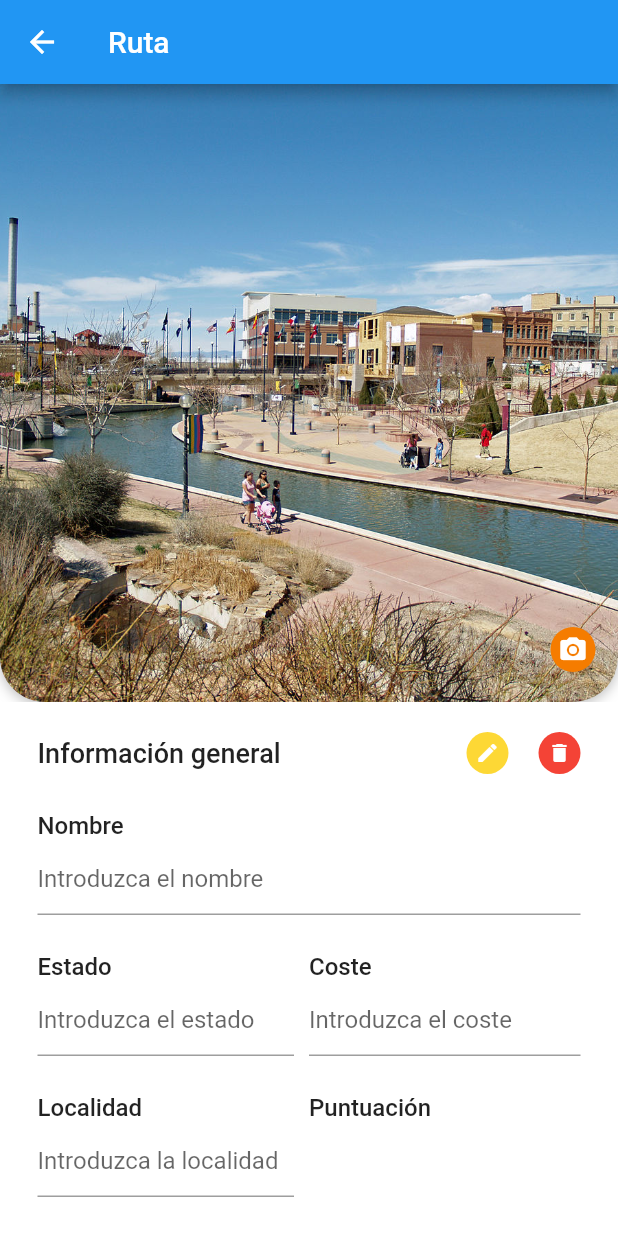
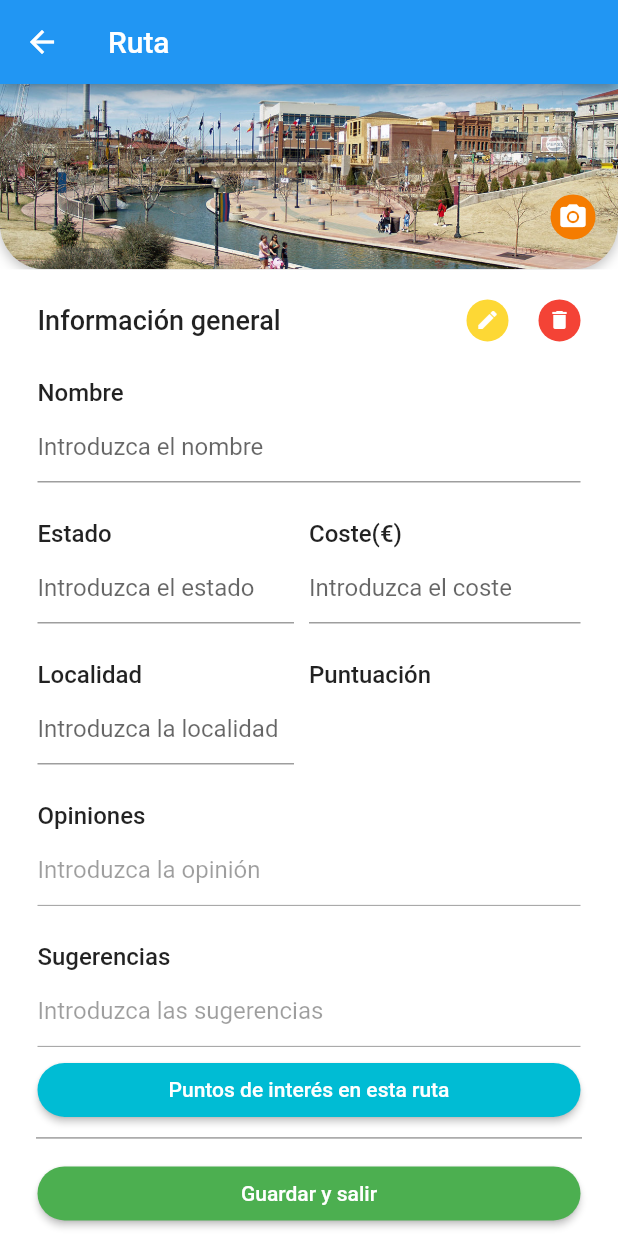
Before and after one commit to danielloroduran/Gestion-de-circuitos-turisticos-Flutter, a Flutter app: the DetallesRuta screen opened directly, on a phone screen of 412 x 824 dp. Run offline on Flutter 3.47's test engine with Material 2 defaults, Android fonts, the phone set to English and light mode, and no system bars; statements that could not run were skipped.

Commit message:
Pequeños detalles

```diff
--- a/lib/datos/datosprueba.dart
+++ b/lib/datos/datosprueba.dart
@@ -113,12 +113,12 @@ class DatosPrueba{
 
     rutas = new List<Ruta>();
 
-    Ruta ruta1 = new Ruta("Ruta turística", "Contratada", "50€", "Opiniones de ruta 1", "Sugerencias de ruta 1", "Ciudad Real", "10:00", "14:00", "imagenes/ciudadreal.jpg", "21/05/2020", 0);
-		Ruta ruta2 = new Ruta("Ruta grastronómica", "Realizada", "100€", "Opiniones de ruta 2", "Sugerencias de ruta 2", "Malagón", "9:00", "15:00", "imagenes/malagon.jpg", "20/05/2020", 4);
-		Ruta ruta3 = new Ruta("Ruta cultural", "Nueva", "50€", "Opiniones de ruta 3", "Sugerencias de ruta 3", "Miguelturra", "8:00", "12:00", "imagenes/miguelturra.jpg", "19/05/2020", 3);
-		Ruta ruta4 = new Ruta("Ruta relajada", "Nueva", "100€", "Opiniones de ruta 4", "Sugerencias de ruta 4", "Puertollano", "16:00", "20:00", "imagenes/puertollano.jpg", "18/05/2020", 2);
-		Ruta ruta5 = new Ruta("Ruta cultural", "Nueva", "50€", "Opiniones de ruta 5", "Sugerencias de ruta 5", "Fuente el Fresno", "15:00", "21:00", "imagenes/fuenteelfresno.jpg", "17/05/2020", 1);
-		Ruta ruta6 = new Ruta("Ruta cultural", "Contratada", "100€", "Opiniones de ruta 6", "Sugerencias de ruta 6", "Los Cortijos", "8:30", "12:30", "imagenes/loscortijos.jpg", "16/05/2020", 0);
+    Ruta ruta1 = new Ruta("Ruta turística", "Contratada", 50, "Opiniones de ruta 1", "Sugerencias de ruta 1", "Ciudad Real", "10:00", "14:00", "imagenes/ciudadreal.jpg", "21/05/2020", 25554, 0);
+		Ruta ruta2 = new Ruta("Ruta grastronómica", "Realizada", 100, "Opiniones de ruta 2", "Sugerencias de ruta 2", "Malagón", "9:00", "15:00", "imagenes/malagon.jpg", "20/05/2020", 34111, 4);
+		Ruta ruta3 = new Ruta("Ruta cultural", "Nueva", 50, "Opiniones de ruta 3", "Sugerencias de ruta 3", "Miguelturra", "8:00", "12:00", "imagenes/miguelturra.jpg", "19/05/2020", null, 3);
+		Ruta ruta4 = new Ruta("Ruta relajada", "Nueva", 100, "Opiniones de ruta 4", "Sugerencias de ruta 4", "Puertollano", "16:00", "20:00", "imagenes/puertollano.jpg", "18/05/2020", null, 2);
+		Ruta ruta5 = new Ruta("Ruta cultural", "Nueva", 50, "Opiniones de ruta 5", "Sugerencias de ruta 5", "Fuente el Fresno", "15:00", "21:00", "imagenes/fuenteelfresno.jpg", "17/05/2020", null, 1);
+		Ruta ruta6 = new Ruta("Ruta cultural", "Contratada", 100, "Opiniones de ruta 6", "Sugerencias de ruta 6", "Los Cortijos", "8:30", "12:30", "imagenes/loscortijos.jpg", "16/05/2020", 35412, 0);
 
     ruta1.grupoTurista.add(gt1);
     ruta1.setTuristasTotal();
--- a/lib/modelos/ruta.dart
+++ b/lib/modelos/ruta.dart
@@ -6,7 +6,7 @@ class Ruta{
 
   String _nombre;
   String _estado;
-  String _coste;
+  double _coste;
   int _personas;
   String _opiniones;
   String _sugerencias;
@@ -14,6 +14,7 @@ class Ruta{
   String _horaInicio;
   String _horaFin;
   String _fecha;
+  int _reserva;
   int _puntuacion;
   String _foto;
   List<PuntoInteres> _puntoInteres;
@@ -21,7 +22,7 @@ class Ruta{
 
   int _turistasTotal = 0;
 
-  Ruta(String nombre, String estado, String coste, String opiniones, String sugerencias, String localidad, String horaInicio, String horaFin, String foto, String fecha, int puntuacion) {
+  Ruta(String nombre, String estado, double coste, String opiniones, String sugerencias, String localidad, String horaInicio, String horaFin, String foto, String fecha, int reserva, int puntuacion) {
     this._nombre = nombre;
     this._estado = estado;
     this._coste = coste;
@@ -31,6 +32,7 @@ class Ruta{
     this._horaInicio = horaInicio;
     this._horaFin = horaFin;
     this._fecha = fecha;
+    this._reserva = reserva;
     this._foto = foto;
     this._puntuacion = puntuacion;
     this._puntoInteres = new List<PuntoInteres>();
@@ -39,7 +41,7 @@ class Ruta{
 
   String get nombre => _nombre;
   String get estado => _estado;
-  String get coste => _coste;
+  double get coste => _coste;
   int get personas => _personas;
   String get opiniones => _opiniones;
   String get sugerencias => _sugerencias;
@@ -47,6 +49,7 @@ class Ruta{
   String get horaInicio => _horaInicio;
   String get horaFin => _horaFin;
   String get fecha => _fecha;
+  int get reserva => _reserva;
   String get foto => _foto;
   int get puntuacion => _puntuacion;
   List get puntoInteres => _puntoInteres;
@@ -54,7 +57,7 @@ class Ruta{
 
   set nombre(String nombre) => _nombre = nombre;
   set estado(String estado) => _estado = estado;
-  set coste(String coste) => _coste = coste;
+  set coste(double coste) => _coste = coste;
   set personas(int personas) => _personas = personas;
   set opiniones(String opiniones) => _opiniones = opiniones;
   set sugerencias(String sugerencias) => _sugerencias = sugerencias;
@@ -62,6 +65,7 @@ class Ruta{
   set horaInicio(String horaInicio) => _horaInicio = horaInicio;
   set horaFin(String horaFin) => _horaFin = horaFin;
   set fecha(String fecha) => _fecha = fecha;
+  set reserva(int reserva) => _reserva = reserva;
   set foto(String foto) => _foto = foto;
   set puntuacion(int puntuacion) => _puntuacion = puntuacion;
   set puntoInteres(List<PuntoInteres> puntoInteres) => _puntoInteres = puntoInteres;
--- a/lib/secciones/detallesguia.dart
+++ b/lib/secciones/detallesguia.dart
@@ -93,7 +93,7 @@ class _DetallesGuiaState extends State<DetallesGuia> with SingleTickerProviderSt
             Column(
               children: <Widget>[
                 new Container(
-                  height: 250.0,
+                  height: 200.0,
                   color: Colors.white,
                   child: new Column(
                     children: <Widget>[
@@ -189,7 +189,7 @@ class _DetallesGuiaState extends State<DetallesGuia> with SingleTickerProviderSt
                         ),
                         Padding(
                           padding: EdgeInsets.only(
-                            left: 25.0, right: 25.0, top: .0),
+                            left: 25.0, right: 25.0, top: 2.0),
                             child: new Row(
                               mainAxisSize: MainAxisSize.max,
                               children: <Widget>[
--- a/lib/secciones/detallespuntointeres.dart
+++ b/lib/secciones/detallespuntointeres.dart
@@ -89,7 +89,8 @@ class _DetallesPuntoInteresState extends State<DetallesPuntoInteres> with Single
                 Stack(
                   children: <Widget>[
                     new Container(
-                      height: MediaQuery.of(context).size.width,
+                      height: MediaQuery.of(context).size.width * 0.30,
+                      width: MediaQuery.of(context).size.height,
                       decoration: BoxDecoration(
                         borderRadius: BorderRadius.circular(30.0),
                         boxShadow: [
--- a/lib/secciones/detallesruta.dart
+++ b/lib/secciones/detallesruta.dart
@@ -77,7 +77,8 @@ class _DetallesRutaState extends State<DetallesRuta>
                 Stack(
                   children: <Widget>[
                     new Container(
-                      height: MediaQuery.of(context).size.width,
+                      height: MediaQuery.of(context).size.width * 0.30,
+                      width: MediaQuery.of(context).size.height,
                       decoration: BoxDecoration(
                         borderRadius: BorderRadius.circular(30.0),
                         boxShadow: [
@@ -109,6 +110,7 @@ class _DetallesRutaState extends State<DetallesRuta>
                                 fontSize: 30.0,
                                 fontWeight: FontWeight.w500,
                                 letterSpacing: 1.2,
+                                backgroundColor: Colors.black45
                               ),
                             ),
                             Row(
@@ -118,6 +120,7 @@ class _DetallesRutaState extends State<DetallesRuta>
                                   style: TextStyle(
                                     color: Colors.white70,
                                     fontSize: 20.0,
+                                    backgroundColor: Colors.black
                                   )
                                 )
                               ],
@@ -234,7 +237,7 @@ class _DetallesRutaState extends State<DetallesRuta>
                                     Expanded(
                                       child: Container(
                                         child: new Text(
-                                          "Coste",
+                                          "Coste(€)",
                                           style: TextStyle(
                                               fontSize: 16.0,
                                               fontWeight: FontWeight.w500),
@@ -272,6 +275,7 @@ class _DetallesRutaState extends State<DetallesRuta>
                                           hintText: "Introduzca el coste",
                                         ),
                                         enabled: _editable,
+                                        keyboardType: TextInputType.number,
                                       ),
                                       flex: 2,
                                     ),
--- a/lib/secciones/detallesturista.dart
+++ b/lib/secciones/detallesturista.dart
@@ -75,7 +75,7 @@ class _DetallesGuiaState extends State<DetallesTurista> with SingleTickerProvide
             Column(
               children: <Widget>[
                 new Container(
-                  height: 250.0,
+                  height: 200.0,
                   color: Colors.white,
                   child: new Column(
                     children: <Widget>[
--- a/lib/secciones/detallesusuario.dart
+++ b/lib/secciones/detallesusuario.dart
@@ -57,7 +57,7 @@ class _DetallesUsuarioState extends State<DetallesUsuario> with SingleTickerProv
             Column(
               children: <Widget>[
                 new Container(
-                  height: 250.0,
+                  height: 200.0,
                   color: Colors.white,
                   child: new Column(
                     children: <Widget>[
@@ -153,7 +153,7 @@ class _DetallesUsuarioState extends State<DetallesUsuario> with SingleTickerProv
                         ),
                         Padding(
                           padding: EdgeInsets.only(
-                            left: 25.0, right: 25.0, top: .0),
+                            left: 25.0, right: 25.0, top: 2.0),
                             child: new Row(
                               mainAxisSize: MainAxisSize.max,
                               children: <Widget>[
@@ -249,6 +249,7 @@ class _DetallesUsuarioState extends State<DetallesUsuario> with SingleTickerProv
                                   decoration: const InputDecoration(
                                     hintText: "Introduzca su móvil",
                                   ),
+                                  keyboardType: TextInputType.number,
                                   enabled: _editable,
                                   autocorrect: _editable,
                                 )
```
Also changed, not shown: lib/secciones/detallespromo.dart (+6 -4 lines), lib/secciones/detallesreserva.dart (+39 -51 lines).
